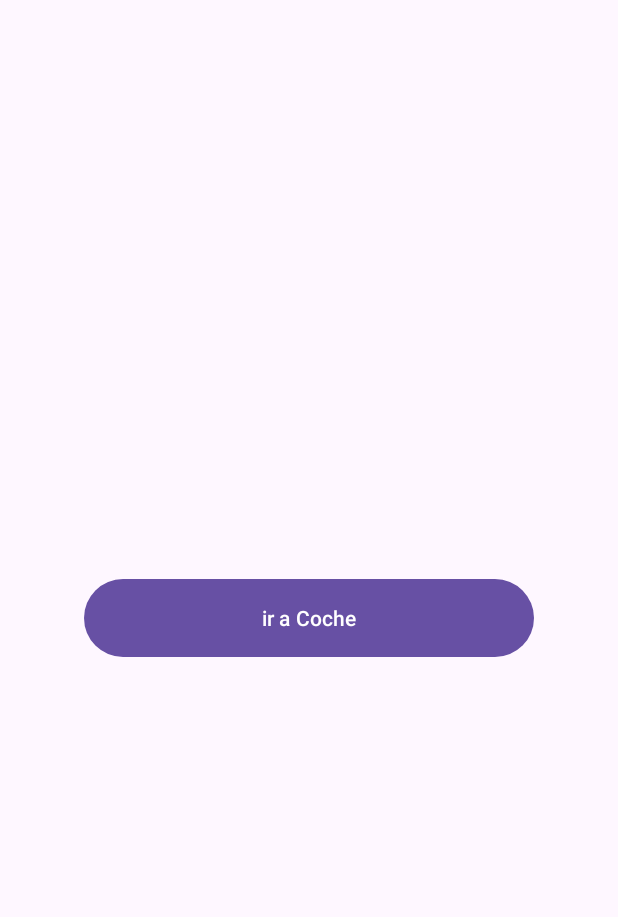
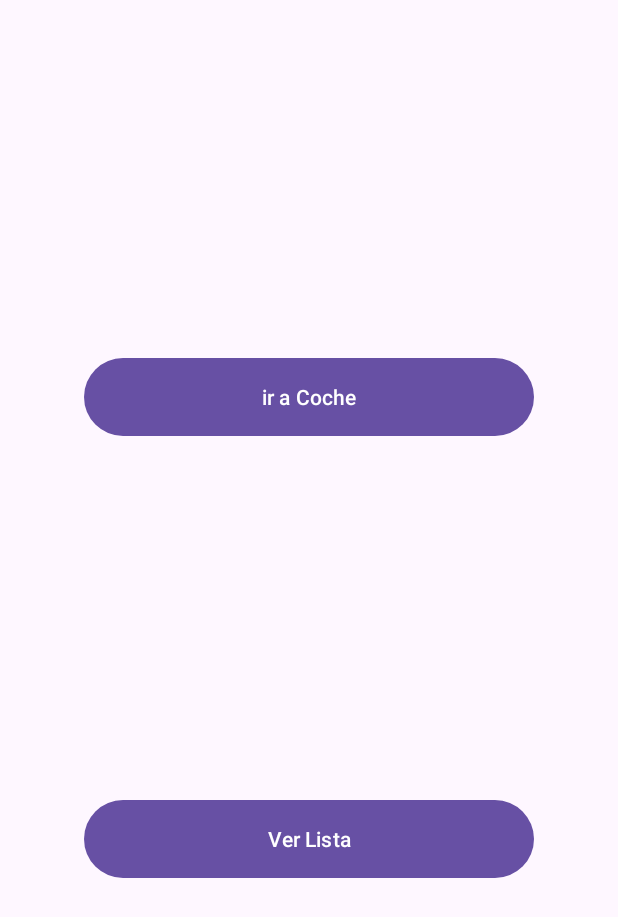
Before and after one commit to gerbolestenalucia-ctrl/Practica-Android, an Android app: the screen it shows after launch (MainActivityCoche before the commit, MainActivity after it), on a phone screen of 412 x 824 dp. Shown: the top 917 px of the screen. Run offline under Robolectric (Android 15) with nearby library versions, the phone set to English and light mode, and no system bars.

Commit message:
creacion de activity_lista y tarjeta_cooche, lista empezada, paquete vista, añadir fotos con drawable

```diff
--- a/app/build.gradle.kts
+++ b/app/build.gradle.kts
@@ -35,7 +35,9 @@ dependencies {
     implementation(libs.androidx.activity.ktx)
     implementation(libs.androidx.appcompat)
     implementation(libs.androidx.constraintlayout)
+    implementation(libs.androidx.coordinatorlayout)
     implementation(libs.androidx.core.ktx)
+    implementation(libs.androidx.recyclerview)
     implementation(libs.material)
     testImplementation(libs.junit)
     androidTestImplementation(libs.androidx.espresso.core)
--- a/app/src/main/AndroidManifest.xml
+++ b/app/src/main/AndroidManifest.xml
@@ -12,7 +12,7 @@
         android:supportsRtl="true"
         android:theme="@style/Theme.PracticaAndroid">
         <activity
-            android:name=".MainActivityCoche"
+            android:name=".MainActivity"
             android:exported="true"
             android:windowSoftInputMode="adjustResize">
             <intent-filter>
@@ -29,6 +29,10 @@
             android:name=".MainActivityCalculadora"
             android:exported="false"
             android:windowSoftInputMode="adjustResize" />
+        <activity
+            android:name=".ListaActivity"
+            android:exported="false"
+            android:windowSoftInputMode="adjustResize" />
     </application>
 
 </manifest>
--- a/app/src/main/java/com/example/practicaandroid/CocheActivity.kt
+++ b/app/src/main/java/com/example/practicaandroid/CocheActivity.kt
@@ -9,7 +9,6 @@ import androidx.appcompat.app.AppCompatActivity
 import androidx.appcompat.content.res.AppCompatResources
 import androidx.core.view.ViewCompat
 import androidx.core.view.WindowInsetsCompat
-import com.example.aplicacionlista.modelo.MarcasCoche
 
 class CocheActivity : AppCompatActivity() {
     override fun onCreate(savedInstanceState: Bundle?) {
@@ -22,7 +21,7 @@ class CocheActivity : AppCompatActivity() {
             v.setPadding(systemBars.left, systemBars.top, systemBars.right, systemBars.bottom)
             insets
         }
-        val coche = MainActivityCoche.listaCoches.buscar(idCoche)
+        val coche = MainActivity.listaCoches.buscar(idCoche)
         findViewById<TextView>(R.id.textMarca).text = coche.marca
         val icono = findViewById<ImageView>(R.id.icono)
         val draw = AppCompatResources.getDrawable(this, coche.imagenMarca.imagen)
--- a/app/src/main/java/com/example/practicaandroid/MainActivityCoche.kt
+++ b/app/src/main/java/com/example/practicaandroid/MainActivity.kt
@@ -12,7 +12,7 @@ import androidx.core.view.ViewCompat
 import androidx.core.view.WindowInsetsCompat
 import com.example.aplicacionlista.datos.ListaMarcaCoche
 
-class MainActivityCoche : AppCompatActivity() {
+class MainActivity : AppCompatActivity() {
 
     companion object {
         val listaCoches = ListaMarcaCoche();
@@ -32,6 +32,11 @@ class MainActivityCoche : AppCompatActivity() {
         findViewById<Button>(R.id.irCoche).setOnClickListener {
             dialogoElegir()
         }
+
+        findViewById<Button>(R.id.bLista).setOnClickListener {
+            val intent = Intent(this, ListaActivity::class.java)
+            startActivity(intent)
+        }
     }
     fun dialogoElegir(){
         val entrada = EditText(this)
@@ -49,7 +54,6 @@ class MainActivityCoche : AppCompatActivity() {
                 intent.putExtra("numero coche", num)
                 startActivity(intent)
             }
-
             .setNegativeButton("Cancelar", null)
             .show()
     }
--- a/app/src/main/java/com/example/practicaandroid/datosCoche/ListaMarcaCoche.kt
+++ b/app/src/main/java/com/example/practicaandroid/datosCoche/ListaMarcaCoche.kt
@@ -21,7 +21,6 @@ class ListaMarcaCoche : RepositorioMarcaCoche {
     override fun buscar(id: Int): MarcasCoche = lista[id]
 
     override fun longitud(): Int {
-        lista.size
-        return TODO("Provide the return value")
+        return lista.size
     }
 }
--- a/app/src/main/res/layout/activity_main.xml
+++ b/app/src/main/res/layout/activity_main.xml
@@ -5,15 +5,27 @@
     android:id="@+id/main"
     android:layout_width="match_parent"
     android:layout_height="match_parent"
-    tools:context=".MainActivityCoche">
+    tools:context=".MainActivity">
 
     <Button
         android:id="@+id/irCoche"
         android:layout_width="300dp"
         android:layout_height="60dp"
         android:text="ir a Coche"
+        app:layout_constraintBottom_toTopOf="@+id/bLista"
+        app:layout_constraintEnd_toEndOf="parent"
+        app:layout_constraintHorizontal_bias="0.5"
+        app:layout_constraintStart_toStartOf="parent"
+        app:layout_constraintTop_toTopOf="parent" />
+
+    <Button
+        android:id="@+id/bLista"
+        android:layout_width="300dp"
+        android:layout_height="60dp"
+        android:text="Ver Lista"
         app:layout_constraintBottom_toBottomOf="parent"
         app:layout_constraintEnd_toEndOf="parent"
+        app:layout_constraintHorizontal_bias="0.5"
         app:layout_constraintStart_toStartOf="parent"
-        app:layout_constraintTop_toTopOf="parent" />
+        app:layout_constraintTop_toBottomOf="@+id/irCoche" />
 </androidx.constraintlayout.widget.ConstraintLayout>
--- a/gradle/libs.versions.toml
+++ b/gradle/libs.versions.toml
@@ -8,6 +8,8 @@ appcompat = "1.8.0"
 material = "1.14.0"
 activityKtx = "1.13.0"
 constraintlayout = "2.2.2"
+coordinatorlayout = "1.3.0"
+recyclerview = "1.4.0"
 
 [libraries]
 androidx-core-ktx = { group = "androidx.core", name = "core-ktx", version.ref = "coreKtx" }
@@ -18,6 +20,8 @@ androidx-appcompat = { group = "androidx.appcompat", name = "appcompat", version
 material = { group = "com.google.android.material", name = "material", version.ref = "material" }
 androidx-activity-ktx = { group = "androidx.activity", name = "activity-ktx", version.ref = "activityKtx" }
 androidx-constraintlayout = { group = "androidx.constraintlayout", name = "constraintlayout", version.ref = "constraintlayout" }
+androidx-coordinatorlayout = { group = "androidx.coordinatorlayout", name = "coordinatorlayout", version.ref = "coordinatorlayout" }
+androidx-recyclerview = { group = "androidx.recyclerview", name = "recyclerview", version.ref = "recyclerview" }
 
 [plugins]
 android-application = { id = "com.android.application", version.ref = "agp" }
```
Also changed, not shown: app/src/main/java/com/example/practicaandroid/ListaActivity.kt (added, +28 -0 lines), app/src/main/java/com/example/practicaandroid/vista/AdaptadorLista.kt (added, +40 -0 lines), app/src/main/res/layout/activity_lista.xml (added, +14 -0 lines), app/src/main/res/layout/tarjeta_coche.xml (added, +47 -0 lines).
